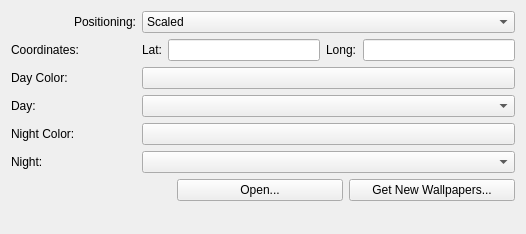
Before: the Qt Designer form day-and-night/contents/ui/config.ui in lmiphay/pdamsten-plasmoids, drawn with Qt 5.
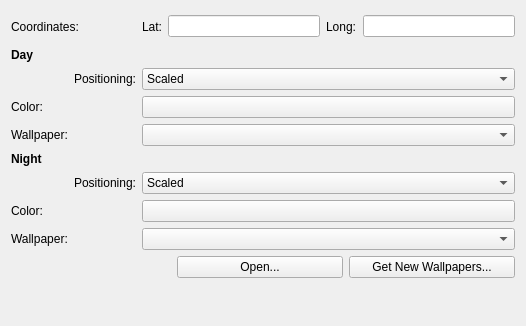
After: the same form once the commit is applied. Custom widgets are drawn as their Qt base class.

Commit message: Add separate resize method to day and night

Patch:
```diff
--- a/day-and-night/contents/ui/config.ui
+++ b/day-and-night/contents/ui/config.ui
@@ -7,93 +7,13 @@
     <x>0</x>
     <y>0</y>
     <width>526</width>
-    <height>234</height>
+    <height>326</height>
    </rect>
   </property>
   <property name="windowTitle">
    <string>Color</string>
   </property>
-  <layout class="QVBoxLayout" name="verticalLayout">
-   <item>
     <layout class="QFormLayout" name="formLayout">
-     <item row="0" column="0">
-      <widget class="QLabel" name="positioningLabel">
-       <property name="sizePolicy">
-        <sizepolicy hsizetype="Preferred" vsizetype="Expanding">
-         <horstretch>0</horstretch>
-         <verstretch>0</verstretch>
-        </sizepolicy>
-       </property>
-       <property name="minimumSize">
-        <size>
-         <width>125</width>
-         <height>0</height>
-        </size>
-       </property>
-       <property name="text">
-        <string>Positioning:</string>
-       </property>
-       <property name="alignment">
-        <set>Qt::AlignRight|Qt::AlignTrailing|Qt::AlignVCenter</set>
-       </property>
-       <property name="buddy">
-        <cstring>positioningCombo</cstring>
-       </property>
-      </widget>
-     </item>
-     <item row="0" column="1">
-      <widget class="KComboBox" name="positioningCombo">
-       <property name="sizePolicy">
-        <sizepolicy hsizetype="Preferred" vsizetype="Fixed">
-         <horstretch>0</horstretch>
-         <verstretch>0</verstretch>
-        </sizepolicy>
-       </property>
-       <item>
-        <property name="text">
-         <string>Scaled</string>
-        </property>
-       </item>
-       <item>
-        <property name="text">
-         <string>Centered</string>
-        </property>
-       </item>
-       <item>
-        <property name="text">
-         <string>Scaled and Cropped</string>
-        </property>
-       </item>
-       <item>
-        <property name="text">
-         <string>Tiled</string>
-        </property>
-       </item>
-       <item>
-        <property name="text">
-         <string>Center Tiled</string>
-        </property>
-       </item>
-       <item>
-        <property name="text">
-         <string>Maxpect</string>
-        </property>
-       </item>
-      </widget>
-     </item>
-     <item row="1" column="0">
-      <widget class="QLabel" name="coordinatesLabel">
-       <property name="sizePolicy">
-        <sizepolicy hsizetype="Preferred" vsizetype="Expanding">
-         <horstretch>0</horstretch>
-         <verstretch>0</verstretch>
-        </sizepolicy>
-       </property>
-       <property name="text">
-        <string>Coordinates:</string>
-       </property>
-      </widget>
-     </item>
      <item row="1" column="1">
       <layout class="QHBoxLayout" name="horizontalLayout_2">
        <item>
@@ -136,27 +56,51 @@
        </item>
       </layout>
      </item>
-     <item row="2" column="0">
-      <widget class="QLabel" name="dayColorLabel">
+   <item row="4" column="1">
+    <widget class="KComboBox" name="dayPositioningCombo">
        <property name="sizePolicy">
-        <sizepolicy hsizetype="Preferred" vsizetype="Expanding">
+      <sizepolicy hsizetype="Preferred" vsizetype="Fixed">
          <horstretch>0</horstretch>
          <verstretch>0</verstretch>
         </sizepolicy>
        </property>
+     <item>
        <property name="text">
-        <string>Day Color:</string>
-       </property>
-       <property name="buddy">
-        <cstring>dayColorButton</cstring>
-       </property>
-      </widget>
-     </item>
-     <item row="2" column="1">
+       <string>Scaled</string>
+      </property>
+     </item>
+     <item>
+      <property name="text">
+       <string>Centered</string>
+      </property>
+     </item>
+     <item>
+      <property name="text">
+       <string>Scaled and Cropped</string>
+      </property>
+     </item>
+     <item>
+      <property name="text">
+       <string>Tiled</string>
+      </property>
+     </item>
+     <item>
+      <property name="text">
+       <string>Center Tiled</string>
+      </property>
+     </item>
+     <item>
+      <property name="text">
+       <string>Maxpect</string>
+      </property>
+     </item>
+    </widget>
+   </item>
+   <item row="6" column="1">
       <widget class="KColorButton" name="dayColorButton"/>
      </item>
-     <item row="4" column="0">
-      <widget class="QLabel" name="dayLabel">
+   <item row="7" column="0">
+    <widget class="QLabel" name="dayWallpaperLabel">
        <property name="sizePolicy">
         <sizepolicy hsizetype="Preferred" vsizetype="Expanding">
          <horstretch>0</horstretch>
@@ -164,14 +108,14 @@
         </sizepolicy>
        </property>
        <property name="text">
-        <string>Day:</string>
+      <string>Wallpaper:</string>
        </property>
        <property name="buddy">
         <cstring>dayCombo</cstring>
        </property>
       </widget>
      </item>
-     <item row="4" column="1">
+   <item row="7" column="1">
       <widget class="KComboBox" name="dayCombo">
        <property name="sizePolicy">
         <sizepolicy hsizetype="Expanding" vsizetype="Fixed">
@@ -181,8 +125,51 @@
        </property>
       </widget>
      </item>
-     <item row="6" column="0">
-      <widget class="QLabel" name="nightLabel">
+   <item row="10" column="1">
+    <widget class="KComboBox" name="nightPositioningCombo">
+     <property name="sizePolicy">
+      <sizepolicy hsizetype="Preferred" vsizetype="Fixed">
+       <horstretch>0</horstretch>
+       <verstretch>0</verstretch>
+      </sizepolicy>
+     </property>
+     <item>
+      <property name="text">
+       <string>Scaled</string>
+      </property>
+     </item>
+     <item>
+      <property name="text">
+       <string>Centered</string>
+      </property>
+     </item>
+     <item>
+      <property name="text">
+       <string>Scaled and Cropped</string>
+      </property>
+     </item>
+     <item>
+      <property name="text">
+       <string>Tiled</string>
+      </property>
+     </item>
+     <item>
+      <property name="text">
+       <string>Center Tiled</string>
+      </property>
+     </item>
+     <item>
+      <property name="text">
+       <string>Maxpect</string>
+      </property>
+     </item>
+    </widget>
+   </item>
+   <item row="12" column="1">
+    <widget class="KColorButton" name="nightColorButton"/>
+   </item>
+   <item row="13" column="0">
+    <widget class="QLabel" name="nightWallpaperLabel">
        <property name="sizePolicy">
         <sizepolicy hsizetype="Preferred" vsizetype="Expanding">
          <horstretch>0</horstretch>
@@ -190,14 +177,14 @@
         </sizepolicy>
        </property>
        <property name="text">
-        <string>Night:</string>
+      <string>Wallpaper:</string>
        </property>
        <property name="buddy">
         <cstring>nightCombo</cstring>
        </property>
       </widget>
      </item>
-     <item row="6" column="1">
+   <item row="13" column="1">
       <widget class="KComboBox" name="nightCombo">
        <property name="sizePolicy">
         <sizepolicy hsizetype="Expanding" vsizetype="Fixed">
@@ -207,22 +194,7 @@
        </property>
       </widget>
      </item>
-     <item row="5" column="0">
-      <widget class="QLabel" name="nightColorLabel">
-       <property name="text">
-        <string>Night Color:</string>
-       </property>
-       <property name="buddy">
-        <cstring>nightColorButton</cstring>
-       </property>
-      </widget>
-     </item>
-     <item row="5" column="1">
-      <widget class="KColorButton" name="nightColorButton"/>
-     </item>
-    </layout>
-   </item>
-   <item>
+   <item row="14" column="0" colspan="2">
     <layout class="QHBoxLayout" name="horizontalLayout">
      <item>
       <spacer name="horizontalSpacer">
@@ -265,7 +237,7 @@
      </item>
     </layout>
    </item>
-   <item>
+   <item row="15" column="0">
     <spacer name="verticalSpacer">
      <property name="orientation">
       <enum>Qt::Vertical</enum>
@@ -278,6 +250,121 @@
      </property>
     </spacer>
    </item>
+   <item row="4" column="0">
+    <widget class="QLabel" name="dayPositioningLabel">
+     <property name="sizePolicy">
+      <sizepolicy hsizetype="Preferred" vsizetype="Expanding">
+       <horstretch>0</horstretch>
+       <verstretch>0</verstretch>
+      </sizepolicy>
+     </property>
+     <property name="minimumSize">
+      <size>
+       <width>125</width>
+       <height>0</height>
+      </size>
+     </property>
+     <property name="text">
+      <string>Positioning:</string>
+     </property>
+     <property name="alignment">
+      <set>Qt::AlignRight|Qt::AlignTrailing|Qt::AlignVCenter</set>
+     </property>
+     <property name="buddy">
+      <cstring>dayPositioningCombo</cstring>
+     </property>
+    </widget>
+   </item>
+   <item row="1" column="0">
+    <widget class="QLabel" name="coordinatesLabel">
+     <property name="sizePolicy">
+      <sizepolicy hsizetype="Preferred" vsizetype="Expanding">
+       <horstretch>0</horstretch>
+       <verstretch>0</verstretch>
+      </sizepolicy>
+     </property>
+     <property name="text">
+      <string>Coordinates:</string>
+     </property>
+    </widget>
+   </item>
+   <item row="3" column="0">
+    <widget class="QLabel" name="dayLabel">
+     <property name="font">
+      <font>
+       <weight>75</weight>
+       <bold>true</bold>
+      </font>
+     </property>
+     <property name="text">
+      <string>Day</string>
+     </property>
+    </widget>
+   </item>
+   <item row="6" column="0">
+    <widget class="QLabel" name="dayColorLabel">
+     <property name="sizePolicy">
+      <sizepolicy hsizetype="Preferred" vsizetype="Expanding">
+       <horstretch>0</horstretch>
+       <verstretch>0</verstretch>
+      </sizepolicy>
+     </property>
+     <property name="text">
+      <string>Color:</string>
+     </property>
+     <property name="buddy">
+      <cstring>dayColorButton</cstring>
+     </property>
+    </widget>
+   </item>
+   <item row="10" column="0">
+    <widget class="QLabel" name="nightPositioningLabel">
+     <property name="sizePolicy">
+      <sizepolicy hsizetype="Preferred" vsizetype="Expanding">
+       <horstretch>0</horstretch>
+       <verstretch>0</verstretch>
+      </sizepolicy>
+     </property>
+     <property name="minimumSize">
+      <size>
+       <width>125</width>
+       <height>0</height>
+      </size>
+     </property>
+     <property name="text">
+      <string>Positioning:</string>
+     </property>
+     <property name="alignment">
+      <set>Qt::AlignRight|Qt::AlignTrailing|Qt::AlignVCenter</set>
+     </property>
+     <property name="buddy">
+      <cstring>dayPositioningCombo</cstring>
+     </property>
+    </widget>
+   </item>
+   <item row="12" column="0">
+    <widget class="QLabel" name="nightColorLabel">
+     <property name="text">
+      <string>Color:</string>
+     </property>
+     <property name="buddy">
+      <cstring>nightColorButton</cstring>
+     </property>
+    </widget>
+   </item>
+   <item row="9" column="0">
+    <widget class="QLabel" name="nightLabel">
+     <property name="font">
+      <font>
+       <weight>75</weight>
+       <bold>true</bold>
+      </font>
+     </property>
+     <property name="text">
+      <string>Night</string>
+     </property>
+    </widget>
+   </item>
   </layout>
  </widget>
  <customwidgets>
```
Left out of the diff: 2 changed lines with no effect on the pictures. Lines whose indentation alone changed are shown as unchanged. The commit also changes 1 other file.
